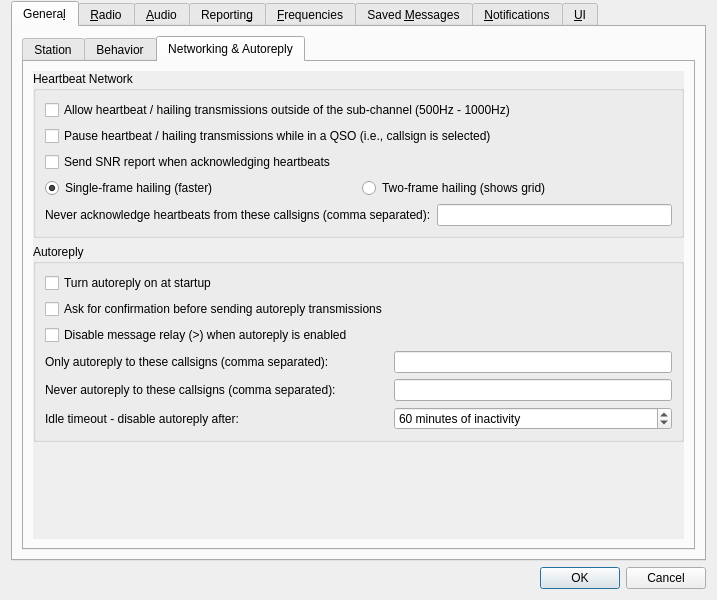
This is JS8_UI/Configuration.ui in avantol/JS8Call-Subspace-Mode as Qt 5 draws it before an edit. The edited form follows.
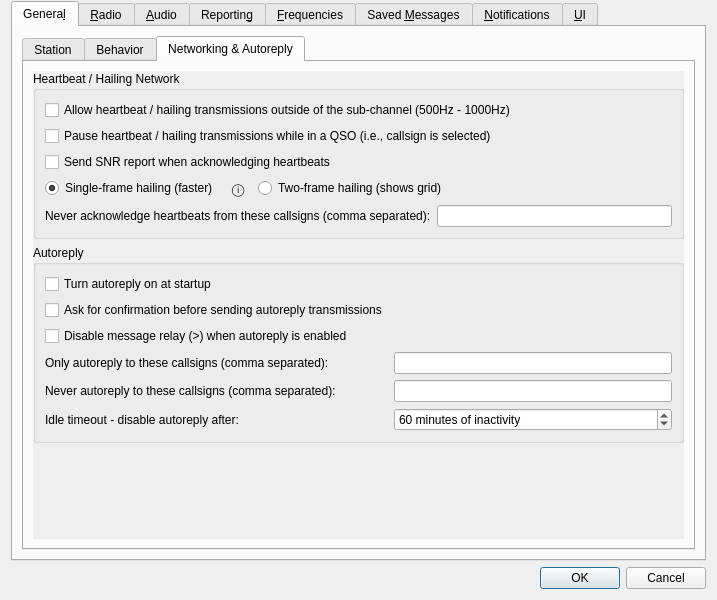
This is the edited form. The open tabs and pages were chosen to show the change. Custom widgets are drawn as their Qt base class.

The edit to the form file:
```diff
--- a/JS8_UI/Configuration.ui
+++ b/JS8_UI/Configuration.ui
@@ -766,7 +766,7 @@
                <item>
                 <widget class="QGroupBox" name="groupBox_13">
                  <property name="title">
-                  <string>Heartbeat Network</string>
+                  <string>Heartbeat / Hailing Network</string>
                  </property>
                  <layout class="QVBoxLayout" name="verticalLayout_34">
                   <item>
@@ -805,6 +805,19 @@
                       </property>
                      </widget>
                     </item>
+                    <item>
+                     <widget class="QToolButton" name="hail_info_button">
+                      <property name="toolTip">
+                       <string>More info about Hailing</string>
+                      </property>
+                      <property name="text">
+                       <string>&#9432;</string>
+                      </property>
+                      <property name="autoRaise">
+                       <bool>true</bool>
+                      </property>
+                     </widget>
+                    </item>
                     <item>
                      <widget class="QRadioButton" name="hail_two_frame_radio">
                       <property name="text">
@@ -812,6 +825,19 @@
                       </property>
                      </widget>
                     </item>
+                    <item>
+                     <spacer name="hail_frame_trailing_spacer">
+                      <property name="orientation">
+                       <enum>Qt::Orientation::Horizontal</enum>
+                      </property>
+                      <property name="sizeHint" stdset="0">
+                       <size>
+                        <width>40</width>
+                        <height>0</height>
+                       </size>
+                      </property>
+                     </spacer>
+                    </item>
                    </layout>
                   </item>
                   <item>
```
Left out of the diff: 15 changed lines with no effect on the pictures.
